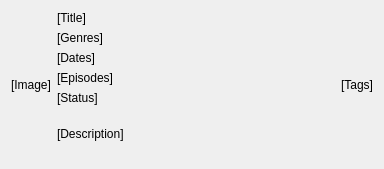
First picture: the form in source/AnimePreviewUI.ui, repository VynDev/Anime-Hub, before the edit.
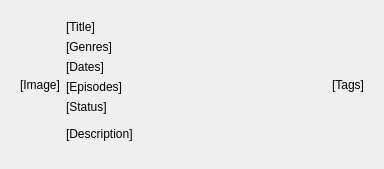
Second picture: the form after the edit.

Commit message: Added more field to the anime preview info + correctly save & load lists

The edit to the form file:
```diff
--- a/source/AnimePreviewUI.ui
+++ b/source/AnimePreviewUI.ui
@@ -13,7 +13,29 @@
   <property name="windowTitle">
    <string>Form</string>
   </property>
-  <layout class="QHBoxLayout" name="horizontalLayout" stretch="0,1,0">
+  <property name="autoFillBackground">
+   <bool>false</bool>
+  </property>
+  <property name="styleSheet">
+   <string notr="true"/>
+  </property>
+  <layout class="QHBoxLayout" name="horizontalLayout" stretch="0">
+   <item>
+    <widget class="QFrame" name="frame">
+     <property name="styleSheet">
+      <string notr="true">#frame {
+        
+        border-radius: 4px;
+}
+</string>
+     </property>
+     <property name="frameShape">
+      <enum>QFrame::StyledPanel</enum>
+     </property>
+     <property name="frameShadow">
+      <enum>QFrame::Raised</enum>
+     </property>
+     <layout class="QHBoxLayout" name="horizontalLayout_2" stretch="0,1,0">
    <item>
     <widget class="QLabel" name="coverImageLabel">
      <property name="text">
@@ -83,6 +105,9 @@
       </widget>
      </item>
     </layout>
+      </item>
+     </layout>
+    </widget>
    </item>
   </layout>
  </widget>
```
Lines whose indentation alone changed are shown as unchanged. The commit also changes 6 other files.
